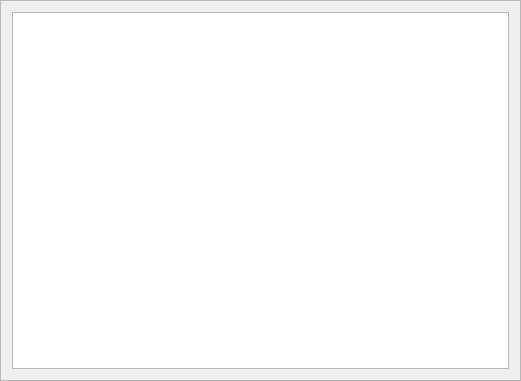
The window that src/yarplogger-qt/logtab.ui (robotology/yarp) describes before a commit, drawn with Qt 5.
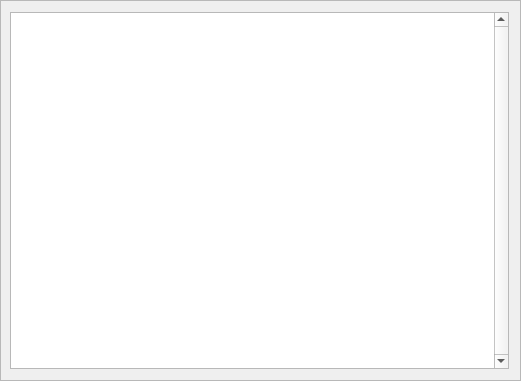
The same window after the commit.

Patch:
```diff
--- a/src/yarplogger-qt/logtab.ui
+++ b/src/yarplogger-qt/logtab.ui
@@ -19,9 +19,27 @@
   <property name="frameShadow">
    <enum>QFrame::Raised</enum>
   </property>
-  <layout class="QVBoxLayout" name="verticalLayout">
+  <layout class="QHBoxLayout" name="horizontalLayout">
+   <property name="sizeConstraint">
+    <enum>QLayout::SetNoConstraint</enum>
+   </property>
+   <property name="leftMargin">
+    <number>9</number>
+   </property>
    <item>
     <widget class="QTableView" name="listView">
+     <property name="sizePolicy">
+      <sizepolicy hsizetype="Preferred" vsizetype="Preferred">
+       <horstretch>0</horstretch>
+       <verstretch>0</verstretch>
+      </sizepolicy>
+     </property>
+     <property name="verticalScrollBarPolicy">
+      <enum>Qt::ScrollBarAlwaysOn</enum>
+     </property>
+     <property name="sizeAdjustPolicy">
+      <enum>QAbstractScrollArea::AdjustToContents</enum>
+     </property>
      <property name="editTriggers">
       <set>QAbstractItemView::NoEditTriggers</set>
      </property>
```
